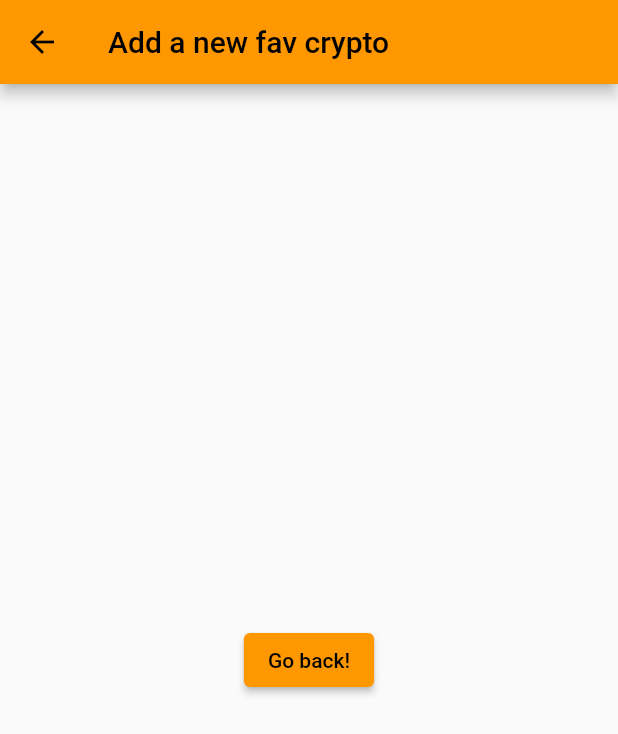
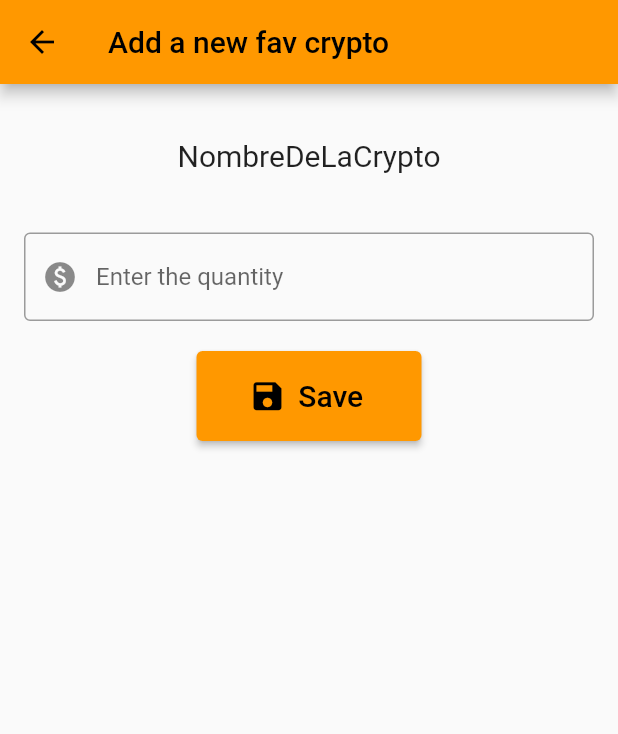
Before and after one commit to MaleMatteri/CryptoAppChallenge, a Flutter app: the ThridRoute screen opened directly, on a phone screen of 412 x 824 dp. Shown: the top 734 px of the screen. Run offline on Flutter 3.47's test engine with Material 2 defaults, Android fonts, the phone set to English and light mode, and no system bars.

Commit message:
Se comienza el diseño de la tercer pantalla, agregando los elementos principales.

```diff
--- a/lib/add_new_crypto.dart
+++ b/lib/add_new_crypto.dart
@@ -1,5 +1,6 @@
 import 'package:flutter/foundation.dart';
 import 'package:flutter/material.dart';
+import 'crypto_search_list.dart';
 
 class ThridRoute extends StatelessWidget {
   const ThridRoute({Key? key}) : super(key: key);
@@ -10,12 +11,46 @@ class ThridRoute extends StatelessWidget {
       appBar: AppBar(
         title: const Text('Add a new fav crypto'),
       ),
-      body: Center(
-        child: ElevatedButton(
-          onPressed: () {
-            // Navigate back to first route when tapped.
-          },
-          child: const Text('Go back!'),
+      body: Padding(
+        padding: EdgeInsets.all(16),
+        child: Column(
+          mainAxisAlignment: MainAxisAlignment.start,
+          crossAxisAlignment: CrossAxisAlignment.center,
+          children: [
+            SizedBox(
+              height: 20.0,
+            ),
+            Text(
+              "NombreDeLaCrypto",
+              style: TextStyle(fontSize: 20.0),
+            ),
+            SizedBox(
+              height: 20.0,
+            ),
+            SizedBox(
+              height: 20.0,
+            ),
+            TextField(
+              decoration: InputDecoration(
+                border: OutlineInputBorder(),
+                hintText: "Enter the quantity",
+                prefixIcon: Icon(Icons.paid),
+              ),
+            ),
+            SizedBox(
+              height: 20.0,
+            ),
+            ElevatedButton.icon(
+              onPressed: () {
+                // Respond to button press
+              },
+              style: ElevatedButton.styleFrom(
+                minimumSize: Size(150, 60),
+              ),
+              icon: Icon(Icons.save, size: 25),
+              label: Text("Save", style: TextStyle(fontSize: 20.0)),
+            )
+          ],
         ),
       ),
     );
```
